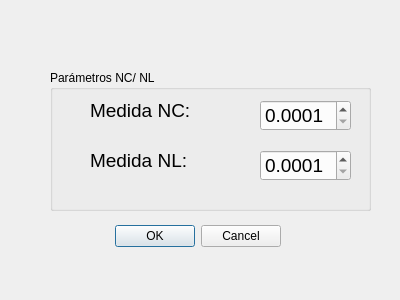
First picture: the form in parametros.ui, repository jcaf/SistemaDie-2026-softwareQt, before the edit.
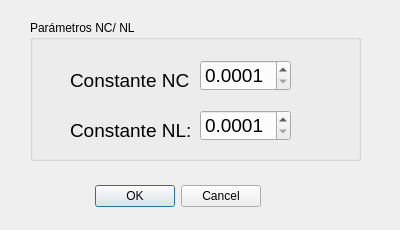
Second picture: the form after the edit.

Commit message: corregido texto a constantes nc nl

```diff
--- a/parametros.ui
+++ b/parametros.ui
@@ -7,7 +7,7 @@
     <x>0</x>
     <y>0</y>
     <width>400</width>
-    <height>300</height>
+    <height>230</height>
    </rect>
   </property>
   <property name="windowTitle">
@@ -16,8 +16,8 @@
   <widget class="QDialogButtonBox" name="buttonBox">
    <property name="geometry">
     <rect>
-     <x>100</x>
-     <y>220</y>
+     <x>80</x>
+     <y>180</y>
      <width>181</width>
      <height>32</height>
     </rect>
@@ -32,8 +32,8 @@
   <widget class="QDoubleSpinBox" name="medidaNC">
    <property name="geometry">
     <rect>
-     <x>260</x>
-     <y>100</y>
+     <x>200</x>
+     <y>60</y>
      <width>91</width>
      <height>31</height>
     </rect>
@@ -56,8 +56,8 @@
   <widget class="QDoubleSpinBox" name="medidaNL">
    <property name="geometry">
     <rect>
-     <x>260</x>
-     <y>150</y>
+     <x>200</x>
+     <y>110</y>
      <width>91</width>
      <height>31</height>
     </rect>
@@ -83,9 +83,9 @@
   <widget class="QLabel" name="label">
    <property name="geometry">
     <rect>
-     <x>90</x>
-     <y>100</y>
-     <width>111</width>
+     <x>70</x>
+     <y>70</y>
+     <width>121</width>
      <height>20</height>
     </rect>
    </property>
@@ -95,15 +95,15 @@
     </font>
    </property>
    <property name="text">
-    <string>Medida NC:</string>
+    <string>Constante NC:</string>
    </property>
   </widget>
   <widget class="QLabel" name="label_2">
    <property name="geometry">
     <rect>
-     <x>90</x>
-     <y>150</y>
-     <width>111</width>
+     <x>70</x>
+     <y>120</y>
+     <width>121</width>
      <height>20</height>
     </rect>
    </property>
@@ -113,15 +113,15 @@
     </font>
    </property>
    <property name="text">
-    <string>Medida NL:</string>
+    <string>Constante NL:</string>
    </property>
   </widget>
   <widget class="QGroupBox" name="groupBox">
    <property name="geometry">
     <rect>
-     <x>50</x>
-     <y>70</y>
-     <width>321</width>
+     <x>30</x>
+     <y>20</y>
+     <width>331</width>
      <height>141</height>
     </rect>
    </property>
```
Left out of the diff: 2 changed lines with no effect on the pictures. The commit also changes 1 other file.
